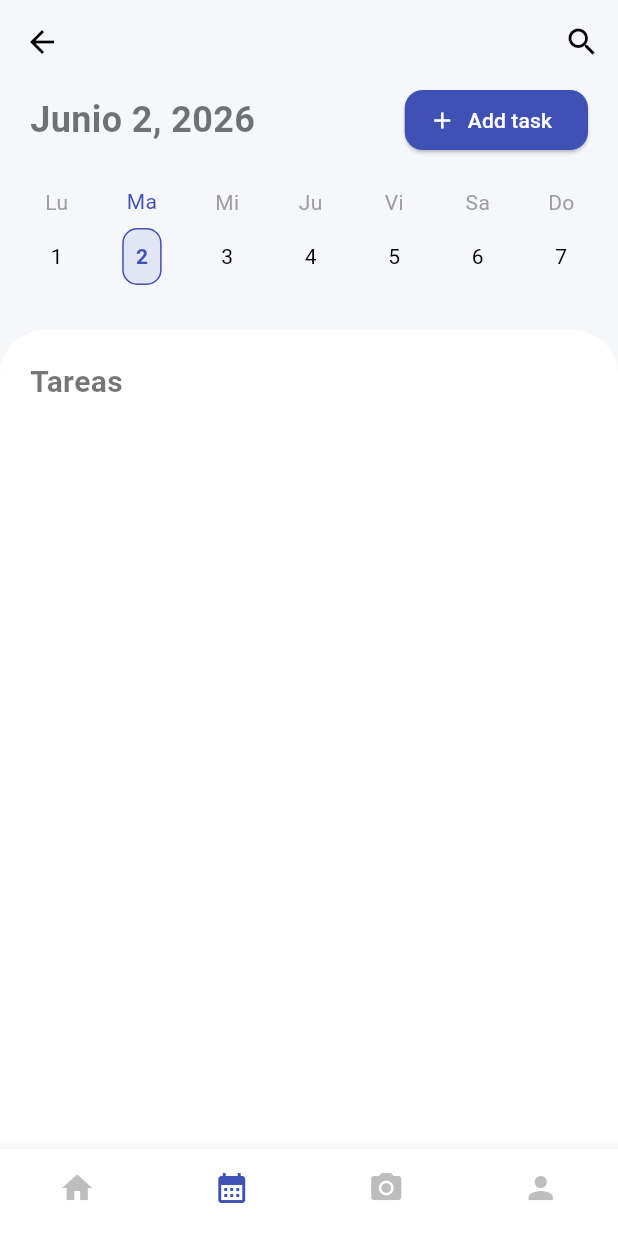
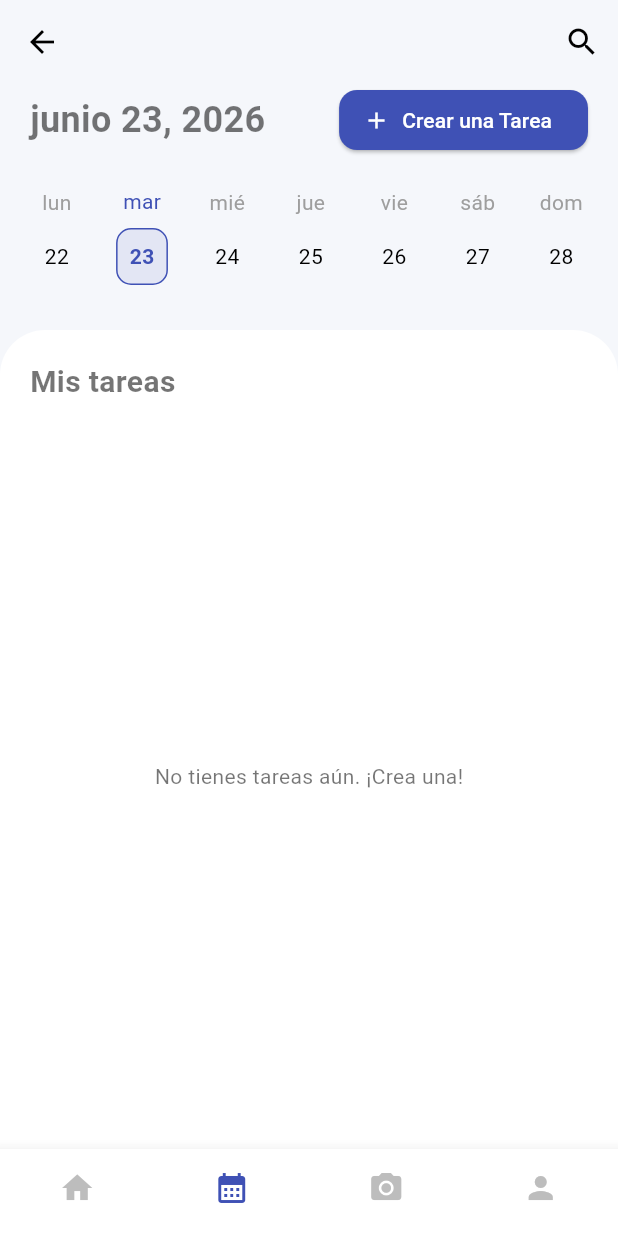
Before and after one commit to Edwwi/TaskApp, a Flutter app: the screen it shows after launch, item 2 of the bottom bar chosen, after a tap on the "arrow back" icon, on a phone screen of 412 x 824 dp. Run offline on Flutter 3.47's test engine with Material 3 defaults, Android fonts, the phone set to English and light mode, and no system bars; our stand-ins replace camera; missing offline and left inert: google_mlkit_barcode_scanning, google_mlkit_text_recognition.

```diff
--- a/taskapp/lib/main.dart
+++ b/taskapp/lib/main.dart
@@ -1,5 +1,6 @@
 import 'package:flutter/material.dart';
 import 'package:provider/provider.dart';
+import 'package:intl/date_symbol_data_local.dart';
 import 'providers/task_provider.dart';
 import 'theme/app_theme.dart';
 import 'screens/home_screen.dart';
@@ -7,7 +8,11 @@ import 'screens/calendar_screen.dart';
 import 'screens/capture_screen.dart';
 import 'screens/profile_screen.dart';
 
-void main() {
+void main() async {
+  WidgetsFlutterBinding.ensureInitialized();
+  await initializeDateFormatting('es_ES', null);
+  await initializeDateFormatting('en_US', null);
+
   runApp(
     MultiProvider(
       providers: [
--- a/taskapp/lib/providers/task_provider.dart
+++ b/taskapp/lib/providers/task_provider.dart
@@ -6,11 +6,27 @@ class TaskProvider with ChangeNotifier {
   String _language = 'es';
   String _userName = 'Usuario';
   bool _isDarkMode = false;
+  int _selectedFilterIndex = 0; // 0: All, 1: In Progress, 2: Completed
 
   List<Task> get tasks => [..._tasks];
   String get language => _language;
   String get userName => _userName;
   bool get isDarkMode => _isDarkMode;
+  int get selectedFilterIndex => _selectedFilterIndex;
+
+  void setFilterIndex(int index) {
+    _selectedFilterIndex = index;
+    notifyListeners();
+  }
+
+  List<Task> get filteredTasks {
+    if (_selectedFilterIndex == 1) {
+      return _tasks.where((t) => !t.isCompleted).toList();
+    } else if (_selectedFilterIndex == 2) {
+      return _tasks.where((t) => t.isCompleted).toList();
+    }
+    return [..._tasks];
+  }
 
   void setLanguage(String lang) {
     _language = lang;
@@ -88,6 +104,8 @@ class TaskProvider with ChangeNotifier {
       'high': 'Alta',
       'medium': 'Media',
       'low': 'Baja',
+      'mark_completed': 'Marcar completada',
+      'mark_pending': 'Marcar pendiente',
     },
     'en': {
       'welcome': 'Hello',
@@ -122,6 +140,8 @@ class TaskProvider with ChangeNotifier {
       'high': 'High',
       'medium': 'Medium',
       'low': 'Low',
+      'mark_completed': 'Mark completed',
+      'mark_pending': 'Mark pending',
     }
   };
 
--- a/taskapp/lib/screens/calendar_screen.dart
+++ b/taskapp/lib/screens/calendar_screen.dart
@@ -4,12 +4,19 @@ import '../providers/task_provider.dart';
 import '../widgets/task_card.dart';
 import 'create_task_screen.dart';
 import '../theme/app_theme.dart';
+import 'package:intl/intl.dart';
 
 class CalendarScreen extends StatelessWidget {
   const CalendarScreen({super.key});
 
   @override
   Widget build(BuildContext context) {
+    final now = DateTime.now();
+    final provider = context.watch<TaskProvider>();
+
+    // Find the start of the week (Monday)
+    final startOfWeek = now.subtract(Duration(days: now.weekday - 1));
+
     return Scaffold(
       appBar: AppBar(
         leading: IconButton(icon: const Icon(Icons.arrow_back), onPressed: () {}),
@@ -23,9 +30,9 @@ class CalendarScreen extends StatelessWidget {
             child: Row(
               mainAxisAlignment: MainAxisAlignment.spaceBetween,
               children: [
-                const Text(
-                  'Junio 2, 2026',
-                  style: TextStyle(fontSize: 24, fontWeight: FontWeight.bold),
+                Text(
+                  DateFormat('MMMM d, yyyy', provider.language == 'es' ? 'es_ES' : 'en_US').format(now),
+                  style: const TextStyle(fontSize: 24, fontWeight: FontWeight.bold),
                 ),
                 ElevatedButton.icon(
                   onPressed: () {
@@ -35,7 +42,7 @@ class CalendarScreen extends StatelessWidget {
                     );
                   },
                   icon: const Icon(Icons.add, size: 18),
-                  label: const Text('Add task'),
+                  label: Text(provider.translate('create_task')),
                   style: ElevatedButton.styleFrom(
                     backgroundColor: AppTheme.primaryBlue,
                     foregroundColor: Colors.white,
@@ -50,32 +57,34 @@ class CalendarScreen extends StatelessWidget {
             padding: const EdgeInsets.symmetric(horizontal: 10),
             child: Row(
               mainAxisAlignment: MainAxisAlignment.spaceAround,
-              children: ['Lu', 'Ma', 'Mi', 'Ju', 'Vi', 'Sa', 'Do'].asMap().entries.map((entry) {
-                int idx = entry.key;
-                String day = entry.value;
-                bool isSelected = idx == 1; // "Ma" selected in mockup
+              children: List.generate(7, (idx) {
+                final dayDate = startOfWeek.add(Duration(days: idx));
+                final dayName = DateFormat('E', provider.language == 'es' ? 'es_ES' : 'en_US').format(dayDate);
+                final dayNum = dayDate.day;
+                bool isSelected = dayDate.day == now.day && dayDate.month == now.month;
+
                 return Column(
                   children: [
-                    Text(day, style: TextStyle(color: isSelected ? AppTheme.primaryBlue : Colors.grey)),
+                    Text(dayName, style: TextStyle(color: isSelected ? AppTheme.primaryBlue : Colors.grey)),
                     const SizedBox(height: 8),
                     Container(
                       padding: const EdgeInsets.all(8),
                       decoration: BoxDecoration(
-                        color: isSelected ? AppTheme.primaryBlue.withOpacity(0.1) : Colors.transparent,
+                        color: isSelected ? AppTheme.primaryBlue.withValues(alpha: 0.1) : Colors.transparent,
                         borderRadius: BorderRadius.circular(10),
                         border: isSelected ? Border.all(color: AppTheme.primaryBlue) : null,
                       ),
                       child: Text(
-                        '${idx + 1}',
+                        '$dayNum',
                         style: TextStyle(
                           fontWeight: isSelected ? FontWeight.bold : FontWeight.normal,
-                          color: isSelected ? AppTheme.primaryBlue : Colors.black,
+                          color: isSelected ? AppTheme.primaryBlue : (Theme.of(context).brightness == Brightness.dark ? Colors.white : Colors.black),
                         ),
                       ),
                     ),
                   ],
                 );
-              }).toList(),
+              }),
             ),
           ),
           const SizedBox(height: 30),
@@ -83,25 +92,35 @@ class CalendarScreen extends StatelessWidget {
             child: Container(
               width: double.infinity,
               padding: const EdgeInsets.all(20),
-              decoration: const BoxDecoration(
-                color: Colors.white,
-                borderRadius: BorderRadius.vertical(top: Radius.circular(30)),
+              decoration: BoxDecoration(
+                color: Theme.of(context).cardTheme.color,
+                borderRadius: const BorderRadius.vertical(top: Radius.circular(30)),
               ),
               child: Column(
                 crossAxisAlignment: CrossAxisAlignment.start,
                 children: [
-                  const Text(
-                    'Tareas',
-                    style: TextStyle(fontSize: 20, fontWeight: FontWeight.bold),
+                  Text(
+                    provider.translate('my_tasks'),
+                    style: const TextStyle(fontSize: 20, fontWeight: FontWeight.bold),
                   ),
                   const SizedBox(height: 20),
                   Expanded(
                     child: Consumer<TaskProvider>(
                       builder: (context, provider, child) {
+                        final dailyTasks = provider.tasks.where((t) =>
+                          t.dueDate.day == now.day &&
+                          t.dueDate.month == now.month &&
+                          t.dueDate.year == now.year
+                        ).toList();
+
+                        if (dailyTasks.isEmpty) {
+                          return Center(child: Text(provider.translate('no_tasks')));
+                        }
+
                         return ListView.builder(
-                          itemCount: provider.tasks.length,
+                          itemCount: dailyTasks.length,
                           itemBuilder: (context, index) {
-                            return TaskCard(task: provider.tasks[index]);
+                            return TaskCard(task: dailyTasks[index]);
                           },
                         );
                       },
--- a/taskapp/lib/screens/create_task_screen.dart
+++ b/taskapp/lib/screens/create_task_screen.dart
@@ -138,7 +138,7 @@ class _CreateTaskScreenState extends State<CreateTaskScreen> {
                           label: Text(provider.translate(p.name)),
                           selected: isSelected,
                           onSelected: (val) => setState(() => _priority = p),
-                          selectedColor: pColor.withOpacity(0.2),
+                          selectedColor: pColor.withValues(alpha: 0.2),
                           labelStyle: TextStyle(color: isSelected ? pColor : Colors.grey),
                         );
                       }).toList(),
@@ -148,7 +148,7 @@ class _CreateTaskScreenState extends State<CreateTaskScreen> {
                     Text(provider.translate('reminder'), style: const TextStyle(color: Colors.grey)),
                     const SizedBox(height: 8),
                     DropdownButtonFormField<int>(
-                      value: _reminderMinutes,
+                      initialValue: _reminderMinutes,
                       decoration: const InputDecoration(border: OutlineInputBorder()),
                       items: [
                         DropdownMenuItem(value: 0, child: Text(provider.translate('none'))),
@@ -177,7 +177,7 @@ class _CreateTaskScreenState extends State<CreateTaskScreen> {
                     Wrap(
                       spacing: 8,
                       runSpacing: 8,
-                      children: TaskCategory.values.take(6).map((cat) {
+                      children: TaskCategory.values.map((cat) {
                         return CategoryChip(
                           label: cat.name[0].toUpperCase() + cat.name.substring(1),
                           isSelected: _category == cat,
--- a/taskapp/lib/screens/home_screen.dart
+++ b/taskapp/lib/screens/home_screen.dart
@@ -42,20 +42,32 @@ class HomeScreen extends StatelessWidget {
               scrollDirection: Axis.horizontal,
               child: Row(
                 children: [
-                  CategoryChip(label: provider.translate('my_tasks'), isSelected: true, onTap: () {}),
-                  CategoryChip(label: provider.translate('in_progress'), isSelected: false, onTap: () {}),
-                  CategoryChip(label: provider.translate('completed'), isSelected: false, onTap: () {}),
+                  CategoryChip(
+                    label: provider.translate('my_tasks'),
+                    isSelected: provider.selectedFilterIndex == 0,
+                    onTap: () => provider.setFilterIndex(0),
+                  ),
+                  CategoryChip(
+                    label: provider.translate('in_progress'),
+                    isSelected: provider.selectedFilterIndex == 1,
+                    onTap: () => provider.setFilterIndex(1),
+                  ),
+                  CategoryChip(
+                    label: provider.translate('completed'),
+                    isSelected: provider.selectedFilterIndex == 2,
+                    onTap: () => provider.setFilterIndex(2),
+                  ),
                 ],
               ),
             ),
             const SizedBox(height: 24),
 
-            if (provider.tasks.isEmpty)
+            if (provider.filteredTasks.isEmpty)
               Container(
                 height: 200,
                 width: double.infinity,
                 decoration: BoxDecoration(
-                  color: Colors.white,
+                  color: Theme.of(context).cardTheme.color,
                   borderRadius: BorderRadius.circular(20),
                   border: Border.all(color: Colors.grey.shade200),
                 ),
@@ -75,9 +87,9 @@ class HomeScreen extends StatelessWidget {
                 height: 200,
                 child: ListView.builder(
                   scrollDirection: Axis.horizontal,
-                  itemCount: provider.tasks.length,
+                  itemCount: provider.filteredTasks.length,
                   itemBuilder: (context, index) {
-                    return TaskCard(task: provider.tasks[index], isHorizontal: true);
+                    return TaskCard(task: provider.filteredTasks[index], isHorizontal: true);
                   },
                 ),
               ),
@@ -89,15 +101,15 @@ class HomeScreen extends StatelessWidget {
             ),
             const SizedBox(height: 16),
 
-            if (provider.tasks.isEmpty)
+            if (provider.filteredTasks.isEmpty)
               const SizedBox()
             else
               ListView.builder(
                 shrinkWrap: true,
                 physics: const NeverScrollableScrollPhysics(),
-                itemCount: provider.tasks.length,
+                itemCount: provider.filteredTasks.length,
                 itemBuilder: (context, index) {
-                  return TaskCard(task: provider.tasks[index]);
+                  return TaskCard(task: provider.filteredTasks[index]);
                 },
               ),
           ],
--- a/taskapp/lib/screens/profile_screen.dart
+++ b/taskapp/lib/screens/profile_screen.dart
@@ -105,9 +105,9 @@ class ProfileScreen extends StatelessWidget {
     return Container(
       padding: const EdgeInsets.all(8),
       decoration: BoxDecoration(
-        color: color.withOpacity(0.1),
+        color: color.withValues(alpha: 0.1),
         borderRadius: BorderRadius.circular(16),
-        border: Border.all(color: color.withOpacity(0.2)),
+        border: Border.all(color: color.withValues(alpha: 0.2)),
       ),
       child: Column(
         mainAxisAlignment: MainAxisAlignment.center,
--- a/taskapp/lib/screens/stats_screen.dart
+++ b/taskapp/lib/screens/stats_screen.dart
@@ -62,7 +62,7 @@ class StatsScreen extends StatelessWidget {
                       ],
                     ),
                   );
-                }).toList(),
+                }),
               ],
             ),
           );
@@ -76,9 +76,9 @@ class StatsScreen extends StatelessWidget {
       child: Container(
         padding: const EdgeInsets.all(16),
         decoration: BoxDecoration(
-          color: color.withOpacity(0.1),
+          color: color.withValues(alpha: 0.1),
           borderRadius: BorderRadius.circular(16),
-          border: Border.all(color: color.withOpacity(0.3)),
+          border: Border.all(color: color.withValues(alpha: 0.3)),
         ),
         child: Column(
           children: [
--- a/taskapp/pubspec.yaml
+++ b/taskapp/pubspec.yaml
@@ -38,6 +38,11 @@ dependencies:
   intl: ^0.19.0
   flutter_local_notifications: ^17.2.1
   timezone: ^0.9.4
+  google_mlkit_text_recognition: ^0.15.1
+  google_mlkit_barcode_scanning: ^0.14.2
+  camera: ^0.11.0+1
+  path_provider: ^2.1.2
+  path: ^1.9.0
 
 dev_dependencies:
   flutter_test:
```
Also changed, not shown: taskapp/lib/screens/capture_screen.dart (+158 -83 lines), taskapp/lib/widgets/task_card.dart (+27 -7 lines), taskapp/pubspec.lock, 2 other files.
